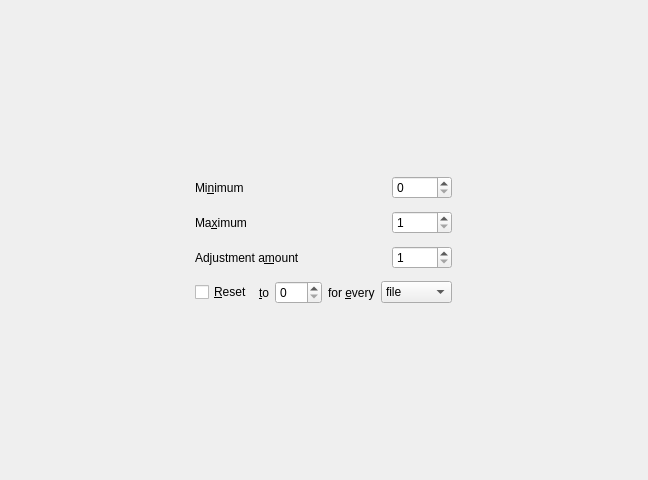
Old version of the form kplayer/kplayersettingsvolume.ui in the repository KDE/kplayer.
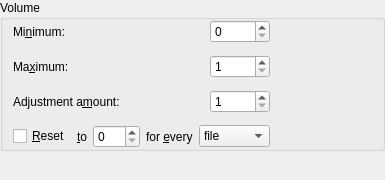
New version of the form. Custom widgets are drawn as their Qt base class.

Commit message: Replace QFrames with QGroupBoxes in configure dialog.

```diff
--- a/kplayer/kplayersettingsvolume.ui
+++ b/kplayer/kplayersettingsvolume.ui
@@ -6,8 +6,8 @@
    <rect>
     <x>0</x>
     <y>0</y>
-    <width>648</width>
-    <height>480</height>
+    <width>385</width>
+    <height>180</height>
    </rect>
   </property>
   <property name="frameShape">
@@ -21,20 +21,20 @@
   </property>
   <layout class="QGridLayout">
    <item row="0" column="0">
-    <widget class="QFrame" name="frame4">
+    <widget class="QGroupBox" name="groupBox4">
      <property name="sizePolicy">
-      <sizepolicy hsizetype="Fixed" vsizetype="Fixed">
+      <sizepolicy hsizetype="Preferred" vsizetype="Preferred">
        <horstretch>0</horstretch>
        <verstretch>0</verstretch>
       </sizepolicy>
      </property>
-     <property name="frameShape">
-      <enum>QFrame::NoFrame</enum>
-     </property>
-     <property name="frameShadow">
-      <enum>QFrame::Plain</enum>
+     <property name="title">
+      <string>Volume</string>
      </property>
      <layout class="QGridLayout">
+      <property name="leftMargin">
+       <number>10</number>
+      </property>
       <item row="0" column="0">
        <widget class="QLabel" name="l_volume_minimum">
         <property name="sizePolicy">
@@ -50,7 +50,7 @@
          <string>Option to specify a lower limit on the sound volume setting.</string>
         </property>
         <property name="text">
-         <string>Mi&amp;nimum</string>
+         <string>Mi&amp;nimum:</string>
         </property>
         <property name="alignment">
          <set>Qt::AlignLeading|Qt::AlignLeft|Qt::AlignVCenter</set>
@@ -103,7 +103,7 @@
          <string>Option to specify an upper limit on the sound volume setting.</string>
         </property>
         <property name="text">
-         <string>Ma&amp;ximum</string>
+         <string>Ma&amp;ximum:</string>
         </property>
         <property name="alignment">
          <set>Qt::AlignLeading|Qt::AlignLeft|Qt::AlignVCenter</set>
@@ -159,7 +159,7 @@
          <string>Option to specify the amount by which to change sound volume when using Increase/Decrease Volume commands on Player/Audio menu or the corresponding keyboard shortcuts.</string>
         </property>
         <property name="text">
-         <string>Adjustment a&amp;mount</string>
+         <string>Adjustment a&amp;mount:</string>
         </property>
         <property name="alignment">
          <set>Qt::AlignLeading|Qt::AlignLeft|Qt::AlignVCenter</set>
@@ -321,9 +321,35 @@
         </item>
        </layout>
       </item>
+      <item row="2" column="2">
+       <spacer name="horizontalSpacer">
+        <property name="orientation">
+         <enum>Qt::Horizontal</enum>
+        </property>
+        <property name="sizeHint" stdset="0">
+         <size>
+          <width>40</width>
+          <height>20</height>
+         </size>
+        </property>
+       </spacer>
+      </item>
      </layout>
     </widget>
    </item>
+   <item row="1" column="0">
+    <spacer name="verticalSpacer">
+     <property name="orientation">
+      <enum>Qt::Vertical</enum>
+     </property>
+     <property name="sizeHint" stdset="0">
+      <size>
+       <width>20</width>
+       <height>40</height>
+      </size>
+     </property>
+    </spacer>
+   </item>
   </layout>
  </widget>
  <layoutdefault spacing="12" margin="0"/>
```
The commit also changes 12 other files.
